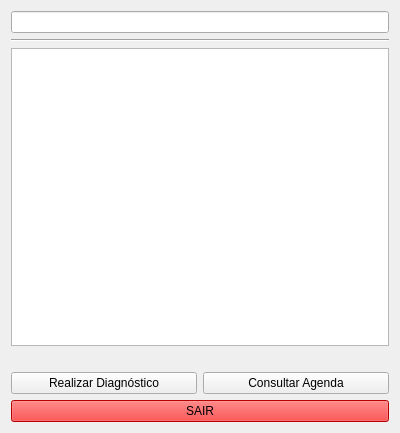
Before: the Qt Designer form tela_veterinario.ui in mateuszinum/Projeto-Clinica-Veterinaria, drawn with Qt 5.
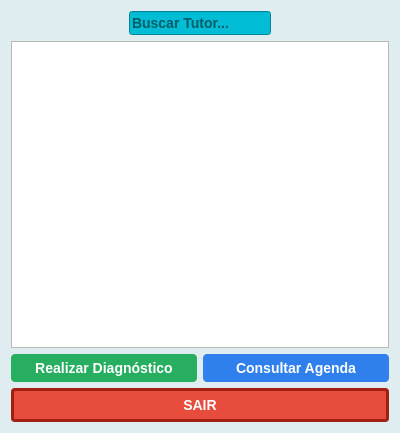
After: the same form once the commit is applied.

Patch:
```diff
--- a/tela_veterinario.ui
+++ b/tela_veterinario.ui
@@ -11,39 +11,80 @@
    </rect>
   </property>
   <property name="windowTitle">
-   <string>Form</string>
+   <string>Tela Veterinário</string>
+  </property>
+  <property name="styleSheet">
+   <string notr="true">QWidget#Form {
+    background-color: #dfedf0;
+}</string>
   </property>
   <layout class="QVBoxLayout" name="verticalLayout">
    <item>
-    <widget class="QLineEdit" name="lineEdit"/>
-   </item>
-   <item>
-    <widget class="Line" name="line">
-     <property name="orientation">
-      <enum>Qt::Horizontal</enum>
-     </property>
-    </widget>
+    <layout class="QHBoxLayout" name="horizontalLayout_2">
+     <item>
+      <spacer name="horizontalSpacer_2">
+       <property name="orientation">
+        <enum>Qt::Horizontal</enum>
+       </property>
+       <property name="sizeHint" stdset="0">
+        <size>
+         <width>40</width>
+         <height>20</height>
+        </size>
+       </property>
+      </spacer>
+     </item>
+     <item>
+      <widget class="QLineEdit" name="lineEdit">
+       <property name="styleSheet">
+        <string notr="true">    font-family: &quot;Arial&quot;, sans-serif;
+    font-size: 14px;
+    font-weight: bold;
+background-color: #00bcd4</string>
+       </property>
+       <property name="placeholderText">
+        <string>Buscar Tutor...</string>
+       </property>
+      </widget>
+     </item>
+     <item>
+      <spacer name="horizontalSpacer_3">
+       <property name="orientation">
+        <enum>Qt::Horizontal</enum>
+       </property>
+       <property name="sizeHint" stdset="0">
+        <size>
+         <width>40</width>
+         <height>20</height>
+        </size>
+       </property>
+      </spacer>
+     </item>
+    </layout>
    </item>
    <item>
     <widget class="QListWidget" name="listWidget"/>
    </item>
-   <item>
-    <spacer name="horizontalSpacer">
-     <property name="orientation">
-      <enum>Qt::Horizontal</enum>
-     </property>
-     <property name="sizeHint" stdset="0">
-      <size>
-       <width>40</width>
-       <height>20</height>
-      </size>
-     </property>
-    </spacer>
-   </item>
    <item>
     <layout class="QHBoxLayout" name="horizontalLayout">
      <item>
       <widget class="QPushButton" name="diagnosticoBTN">
+       <property name="styleSheet">
+        <string notr="true">QPushButton {
+    background-color: #27ae60;
+    color: white;
+    border-radius: 4px;
+    border: none;
+    padding: 6px 12px;
+    font-family: &quot;Arial&quot;, sans-serif;
+    font-size: 14px;
+    font-weight: bold;
+}
+QPushButton:hover {
+    background-color: #219150;
+}
+</string>
+       </property>
        <property name="text">
         <string>Realizar Diagnóstico</string>
        </property>
@@ -51,6 +92,21 @@
      </item>
      <item>
       <widget class="QPushButton" name="agendaBTN">
+       <property name="styleSheet">
+        <string notr="true">QPushButton {
+    background-color: #2f80ed;
+    color: white;
+    border: none;
+    border-radius: 4px;
+    padding: 6px 12px;
+    font-family: &quot;Arial&quot;, sans-serif;
+    font-size: 14px;
+    font-weight: bold;
+}
+QPushButton:hover {
+    background-color: #1c64d1;
+}</string>
+       </property>
        <property name="text">
         <string>Consultar Agenda</string>
        </property>
@@ -61,7 +117,20 @@
    <item>
     <widget class="QPushButton" name="sairBTN">
      <property name="styleSheet">
-      <string notr="true">background-color:red</string>
+      <string notr="true">QPushButton {
+    background-color: #e74c3c;
+    color: white;
+    border-radius: 4px;
+    border: 3px solid #a02012;
+    padding: 6px 12px;
+    font-family: &quot;Arial&quot;, sans-serif;
+    font-size: 14px;
+    font-weight: bold;
+}
+QPushButton:hover {
+    background-color: #c0392b;
+    border: 1px solid #701008;
+}</string>
      </property>
      <property name="text">
       <string>SAIR</string>
```
